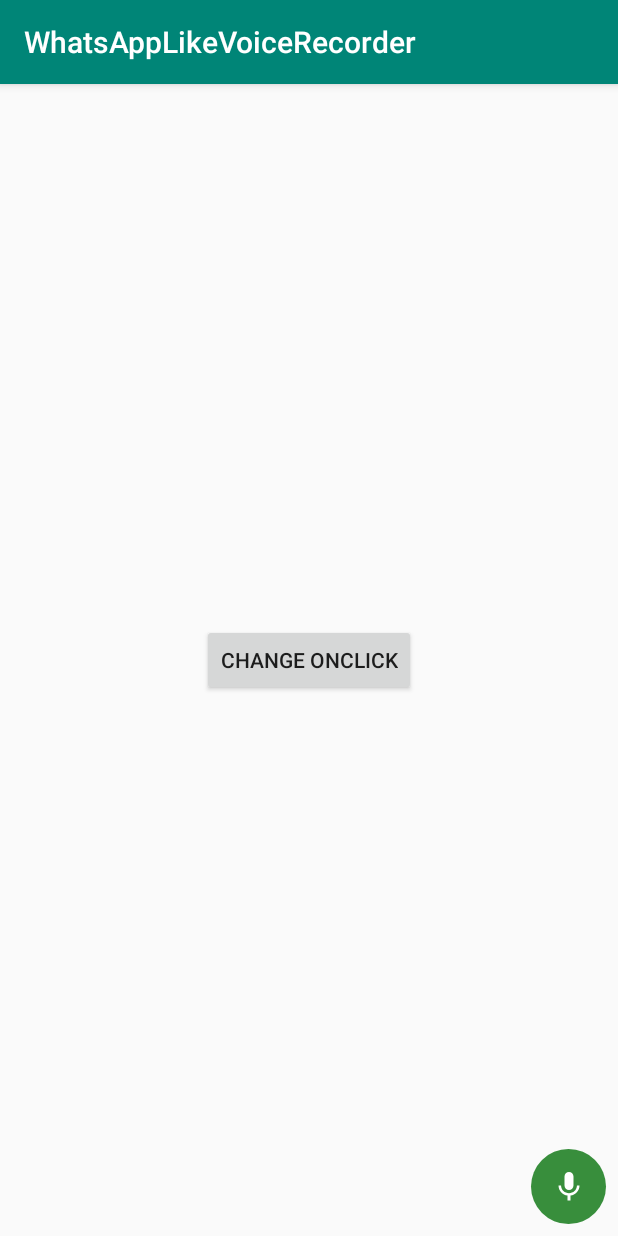
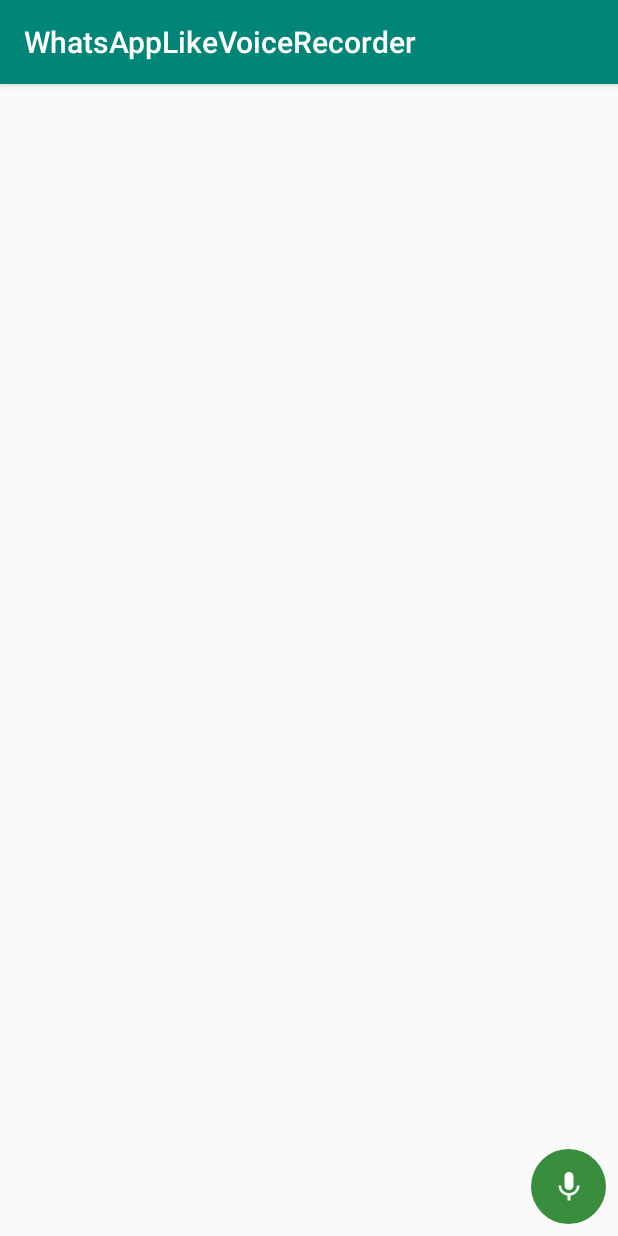
Before and after one commit to HeyPouya/WhatsAppLikeVoiceRecorder, an Android app: the screen it shows after launch (MainActivity), on a phone screen of 412 x 824 dp. Run offline under Robolectric (Android 15) with nearby library versions, the phone set to English and light mode, and no system bars; our stand-ins replace Shimmer; libraries missing offline, so code that uses them is left out: io.supercharge.shimmerlayout; 21 statements that could not run were skipped.

Commit message:
fixed some issues - migrated to androidX completely - Added semVer

```diff
--- a/app/src/main/java/ir/heydarii/whatsapplikevoicerecorder/MainActivity.kt
+++ b/app/src/main/java/ir/heydarii/whatsapplikevoicerecorder/MainActivity.kt
@@ -1,6 +1,5 @@
 package ir.heydarii.whatsapplikevoicerecorder
 
-import android.app.AlertDialog
 import android.os.Bundle
 import androidx.appcompat.app.AppCompatActivity
 import ir.heydarii.whatsapprecorder.OnRecordListener
@@ -12,8 +11,6 @@
         super.onCreate(savedInstanceState)
         setContentView(R.layout.activity_main)
 
-        record_button.setRecordView(record_view)
-
 
         record_view.setOnRecordListener(object : OnRecordListener {
             override fun onStart() {
@@ -21,6 +18,7 @@
             }
 
             override fun onCancel() {
+
             }
 
             override fun onFinish(recordTime: Long, audioPath: String) {
--- a/app/src/main/res/layout/activity_main.xml
+++ b/app/src/main/res/layout/activity_main.xml
@@ -4,21 +4,6 @@
     android:id="@+id/parent_layout"
     android:layout_width="match_parent"
     android:layout_height="match_parent">
-
-    <Button
-        android:id="@+id/btn_change_onclick"
-        android:layout_width="wrap_content"
-        android:layout_height="wrap_content"
-        android:layout_centerInParent="true"
-        android:layout_marginStart="8dp"
-        android:layout_marginTop="8dp"
-        android:layout_marginEnd="8dp"
-        android:layout_marginBottom="8dp"
-        android:text="Change onClick"
-        app:layout_constraintBottom_toBottomOf="parent"
-        app:layout_constraintEnd_toEndOf="parent"
-        app:layout_constraintStart_toStartOf="parent"
-        app:layout_constraintTop_toTopOf="parent" />
 
 
     <ir.heydarii.whatsapprecorder.RecordView
--- a/whatsapprecorder/src/main/java/ir/heydarii/whatsapprecorder/RecordView.kt
+++ b/whatsapprecorder/src/main/java/ir/heydarii/whatsapprecorder/RecordView.kt
@@ -27,6 +27,7 @@
 
 /**
  * Created by Devlomi on 24/08/2017.
+ * Edited and added some features by Pouya Heydari
  */
 
 class RecordView : RelativeLayout {
@@ -156,7 +157,7 @@
 
 
     private fun isLessThanOneSecond(time: Long): Boolean {
-        return time <= 1000
+        return time <= 1200
     }
 
 
```
Also changed, not shown: app/build.gradle (+4 -7 lines), whatsapprecorder/build.gradle (+4 -10 lines).
